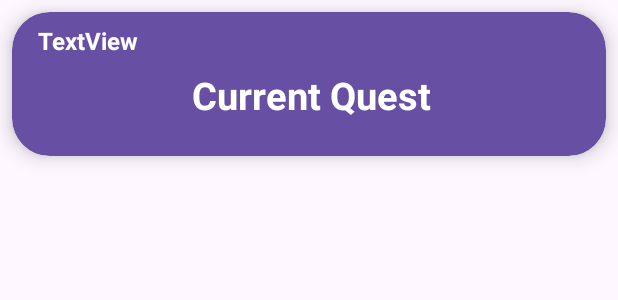
After one commit to EvanGrimgram/QuestLife, an Android app: the layout quest_card.xml on its own in the app's theme, with its tools: preview values and no code run, on a phone screen of 412 x 824 dp. The commit adds this screen. Shown: the top 300 px of the screen. Run offline under Robolectric (Android 15) with nearby library versions, the phone set to English and light mode, and no system bars.

Commit message:
Added method that displays the created quests to the MainActivity.java

```diff
--- /dev/null
+++ b/app/src/main/res/layout/quest_card.xml
@@ -0,0 +1,50 @@
+<?xml version="1.0" encoding="utf-8"?>
+<androidx.cardview.widget.CardView xmlns:android="http://schemas.android.com/apk/res/android"
+    xmlns:app="http://schemas.android.com/apk/res-auto"
+    xmlns:tools="http://schemas.android.com/tools"
+    android:layout_width="match_parent"
+    android:layout_height="wrap_content"
+    android:layout_margin="8dp"
+    app:cardBackgroundColor="#6750A4"
+    app:cardCornerRadius="25dp"
+    app:cardElevation="8dp">
+
+    <androidx.constraintlayout.widget.ConstraintLayout
+        android:layout_width="match_parent"
+        android:layout_height="96dp">
+
+        <TextView
+            android:id="@+id/textDifficulty"
+            android:layout_width="362dp"
+            android:layout_height="24dp"
+            android:layout_marginTop="8dp"
+            android:text="TextView"
+            android:textAlignment="viewStart"
+            android:textColor="#FFFFFF"
+            android:textSize="16sp"
+            android:textStyle="bold"
+            app:layout_constraintEnd_toEndOf="parent"
+            app:layout_constraintStart_toStartOf="parent"
+            app:layout_constraintTop_toTopOf="parent" />
+
+        <TextView
+            android:id="@+id/textCurrentQuest"
+            android:layout_width="361dp"
+            android:layout_height="42dp"
+            android:text="Current Quest"
+            android:textAlignment="center"
+            android:textColor="#FFFFFF"
+            android:textSize="25sp"
+            android:textStyle="bold"
+            app:layout_constraintBottom_toBottomOf="parent"
+            app:layout_constraintEnd_toEndOf="parent"
+            app:layout_constraintHorizontal_bias="0.529"
+            app:layout_constraintStart_toStartOf="parent"
+            app:layout_constraintTop_toBottomOf="@+id/textDifficulty"
+            app:layout_constraintVertical_bias="0.272"
+            app:layout_constraintWidth_percent="0.7" />
+
+
+    </androidx.constraintlayout.widget.ConstraintLayout>
+
+</androidx.cardview.widget.CardView>
```
Also changed, not shown: app/src/main/java/edu/utsa/cs3443/questlife/MainActivity.java (+45 -0 lines), app/src/main/res/layout/activity_main.xml (+16 -0 lines), 1 other file.
